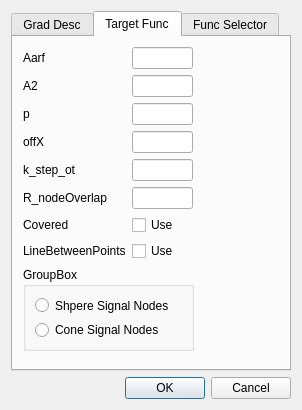
znseday/snnoro, file DialogGradConfig.ui: the form before one commit.
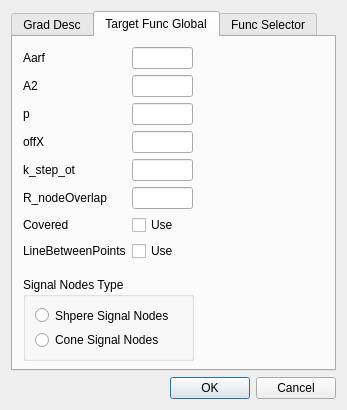
The form after the commit. The open tabs and pages were chosen to show the change.

Commit message: TargetFuncSettings -> TargetFuncSettingsGlobal

Diff of the .ui file:
```diff
--- a/DialogGradConfig.ui
+++ b/DialogGradConfig.ui
@@ -6,7 +6,7 @@
    <rect>
     <x>0</x>
     <y>0</y>
-    <width>302</width>
+    <width>347</width>
     <height>410</height>
    </rect>
   </property>
@@ -168,7 +168,7 @@
        </widget>
        <widget class="QWidget" name="tabTargetFunc">
         <attribute name="title">
-         <string>Target Func</string>
+         <string>Target Func Global</string>
         </attribute>
         <widget class="QWidget" name="layoutWidget">
          <property name="geometry">
@@ -274,13 +274,13 @@
          <property name="geometry">
           <rect>
            <x>10</x>
-           <y>230</y>
+           <y>240</y>
            <width>171</width>
            <height>84</height>
           </rect>
          </property>
          <property name="title">
-          <string>GroupBox</string>
+          <string>Signal Nodes Type</string>
          </property>
          <layout class="QVBoxLayout" name="verticalLayout_2">
           <item>
```
Left out of the diff: 2 changed lines with no effect on the pictures. The commit also changes 4 other files.
